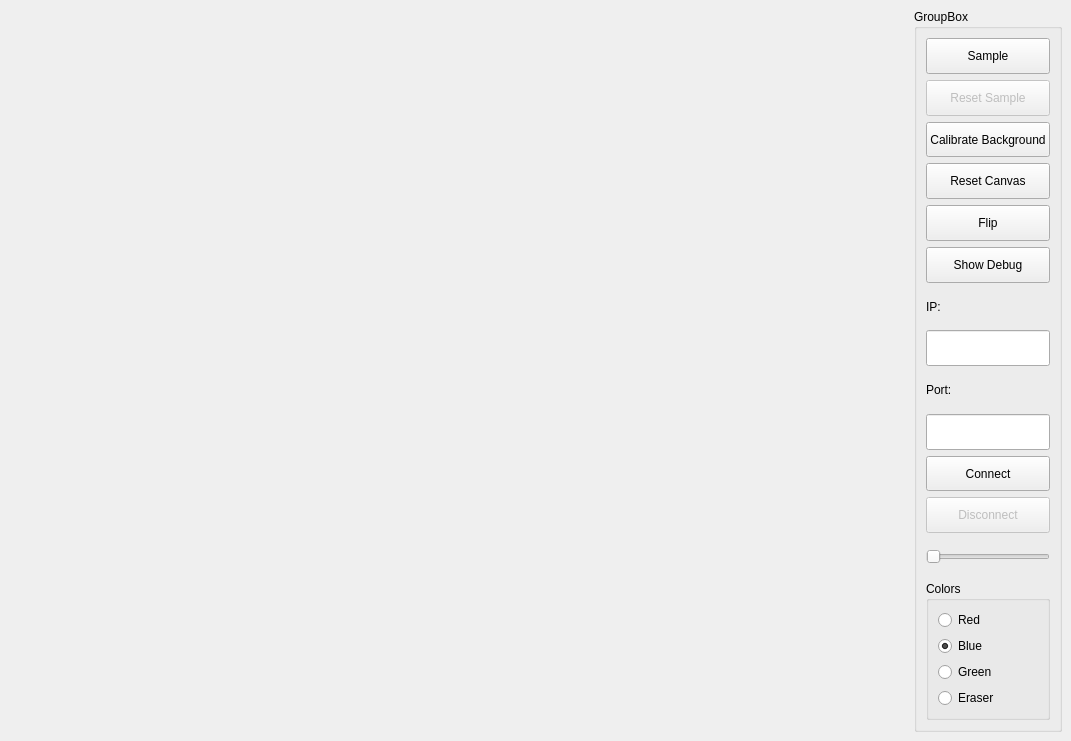
The window that src/FingerDrawing/ui/mainwindow.ui (eladeliav/FingerDrawing) describes before a commit, drawn with Qt 5.
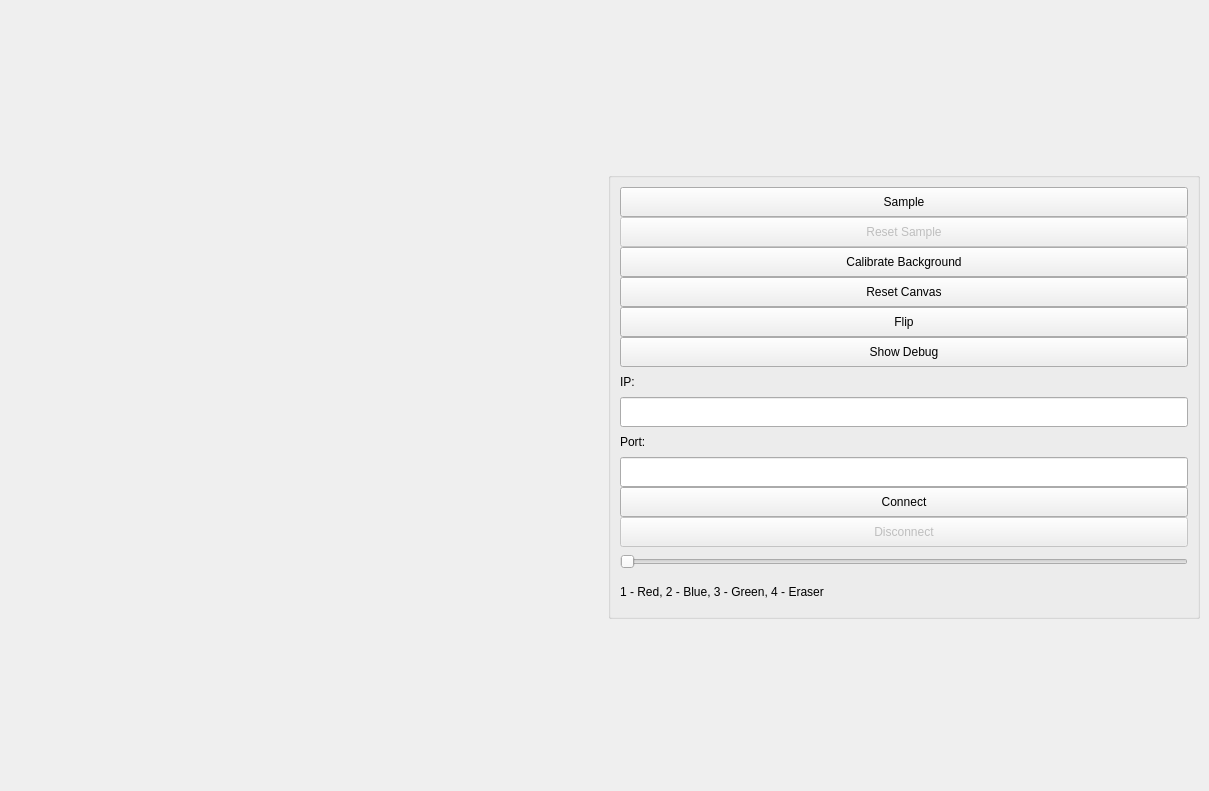
The same window after the commit.

Patch:
```diff
--- a/src/FingerDrawing/ui/mainwindow.ui
+++ b/src/FingerDrawing/ui/mainwindow.ui
@@ -6,8 +6,8 @@
    <rect>
     <x>0</x>
     <y>0</y>
-    <width>1071</width>
-    <height>741</height>
+    <width>1209</width>
+    <height>791</height>
    </rect>
   </property>
   <property name="sizePolicy">
@@ -48,18 +48,36 @@
         <verstretch>0</verstretch>
        </sizepolicy>
       </property>
+      <property name="maximumSize">
+       <size>
+        <width>220</width>
+        <height>16777215</height>
+       </size>
+      </property>
       <property name="title">
-       <string>GroupBox</string>
+       <string/>
       </property>
       <layout class="QVBoxLayout" name="verticalLayout_3">
+       <property name="spacing">
+        <number>0</number>
+       </property>
+       <property name="sizeConstraint">
+        <enum>QLayout::SetMaximumSize</enum>
+       </property>
        <item>
         <widget class="QPushButton" name="sample_btn">
          <property name="sizePolicy">
-          <sizepolicy hsizetype="Minimum" vsizetype="Minimum">
+          <sizepolicy hsizetype="Ignored" vsizetype="Ignored">
            <horstretch>0</horstretch>
            <verstretch>0</verstretch>
           </sizepolicy>
          </property>
+         <property name="maximumSize">
+          <size>
+           <width>16777215</width>
+           <height>30</height>
+          </size>
+         </property>
          <property name="text">
           <string>Sample</string>
          </property>
@@ -71,11 +89,17 @@
           <bool>false</bool>
          </property>
          <property name="sizePolicy">
-          <sizepolicy hsizetype="Minimum" vsizetype="Minimum">
+          <sizepolicy hsizetype="Ignored" vsizetype="Ignored">
            <horstretch>0</horstretch>
            <verstretch>0</verstretch>
           </sizepolicy>
          </property>
+         <property name="maximumSize">
+          <size>
+           <width>16777215</width>
+           <height>30</height>
+          </size>
+         </property>
          <property name="text">
           <string>Reset Sample</string>
          </property>
@@ -84,11 +108,17 @@
        <item>
         <widget class="QPushButton" name="calibrate_bg_btn">
          <property name="sizePolicy">
-          <sizepolicy hsizetype="Minimum" vsizetype="Minimum">
+          <sizepolicy hsizetype="Ignored" vsizetype="Ignored">
            <horstretch>0</horstretch>
            <verstretch>0</verstretch>
           </sizepolicy>
          </property>
+         <property name="maximumSize">
+          <size>
+           <width>16777215</width>
+           <height>30</height>
+          </size>
+         </property>
          <property name="text">
           <string>Calibrate Background</string>
          </property>
@@ -97,11 +127,17 @@
        <item>
         <widget class="QPushButton" name="reset_canvas_btn">
          <property name="sizePolicy">
-          <sizepolicy hsizetype="Minimum" vsizetype="Minimum">
+          <sizepolicy hsizetype="Ignored" vsizetype="Ignored">
            <horstretch>0</horstretch>
            <verstretch>0</verstretch>
           </sizepolicy>
          </property>
+         <property name="maximumSize">
+          <size>
+           <width>16777215</width>
+           <height>30</height>
+          </size>
+         </property>
          <property name="text">
           <string>Reset Canvas</string>
          </property>
@@ -110,11 +146,17 @@
        <item>
         <widget class="QPushButton" name="flip_btn">
          <property name="sizePolicy">
-          <sizepolicy hsizetype="Minimum" vsizetype="Minimum">
+          <sizepolicy hsizetype="Ignored" vsizetype="Ignored">
            <horstretch>0</horstretch>
            <verstretch>0</verstretch>
           </sizepolicy>
          </property>
+         <property name="maximumSize">
+          <size>
+           <width>16777215</width>
+           <height>30</height>
+          </size>
+         </property>
          <property name="text">
           <string>Flip</string>
          </property>
@@ -123,11 +165,17 @@
        <item>
         <widget class="QPushButton" name="show_debug_btn">
          <property name="sizePolicy">
-          <sizepolicy hsizetype="Minimum" vsizetype="Minimum">
+          <sizepolicy hsizetype="Ignored" vsizetype="Ignored">
            <horstretch>0</horstretch>
            <verstretch>0</verstretch>
           </sizepolicy>
          </property>
+         <property name="maximumSize">
+          <size>
+           <width>16777215</width>
+           <height>30</height>
+          </size>
+         </property>
          <property name="text">
           <string>Show Debug</string>
          </property>
@@ -136,11 +184,17 @@
        <item>
         <widget class="QLabel" name="ip_label">
          <property name="sizePolicy">
-          <sizepolicy hsizetype="Minimum" vsizetype="Minimum">
+          <sizepolicy hsizetype="Ignored" vsizetype="Ignored">
            <horstretch>0</horstretch>
            <verstretch>0</verstretch>
           </sizepolicy>
          </property>
+         <property name="maximumSize">
+          <size>
+           <width>16777215</width>
+           <height>30</height>
+          </size>
+         </property>
          <property name="text">
           <string>IP:</string>
          </property>
@@ -149,21 +203,39 @@
        <item>
         <widget class="QLineEdit" name="ip_input">
          <property name="sizePolicy">
-          <sizepolicy hsizetype="Minimum" vsizetype="Minimum">
+          <sizepolicy hsizetype="Ignored" vsizetype="Ignored">
            <horstretch>0</horstretch>
            <verstretch>0</verstretch>
           </sizepolicy>
          </property>
+         <property name="minimumSize">
+          <size>
+           <width>0</width>
+           <height>30</height>
+          </size>
+         </property>
+         <property name="maximumSize">
+          <size>
+           <width>16777215</width>
+           <height>30</height>
+          </size>
+         </property>
         </widget>
        </item>
        <item>
         <widget class="QLabel" name="port_label">
          <property name="sizePolicy">
-          <sizepolicy hsizetype="Minimum" vsizetype="Minimum">
+          <sizepolicy hsizetype="Ignored" vsizetype="Ignored">
            <horstretch>0</horstretch>
            <verstretch>0</verstretch>
           </sizepolicy>
          </property>
+         <property name="maximumSize">
+          <size>
+           <width>16777215</width>
+           <height>30</height>
+          </size>
+         </property>
          <property name="text">
           <string>Port:</string>
          </property>
@@ -172,21 +244,33 @@
        <item>
         <widget class="QLineEdit" name="port_input">
          <property name="sizePolicy">
-          <sizepolicy hsizetype="Minimum" vsizetype="Minimum">
+          <sizepolicy hsizetype="Ignored" vsizetype="Ignored">
            <horstretch>0</horstretch>
            <verstretch>0</verstretch>
           </sizepolicy>
          </property>
+         <property name="maximumSize">
+          <size>
+           <width>16777215</width>
+           <height>30</height>
+          </size>
+         </property>
         </widget>
        </item>
        <item>
         <widget class="QPushButton" name="connect_btn">
          <property name="sizePolicy">
-          <sizepolicy hsizetype="Minimum" vsizetype="Minimum">
+          <sizepolicy hsizetype="Ignored" vsizetype="Ignored">
            <horstretch>0</horstretch>
            <verstretch>0</verstretch>
           </sizepolicy>
          </property>
+         <property name="maximumSize">
+          <size>
+           <width>16777215</width>
+           <height>30</height>
+          </size>
+         </property>
          <property name="text">
           <string>Connect</string>
          </property>
@@ -198,11 +282,17 @@
           <bool>false</bool>
          </property>
          <property name="sizePolicy">
-          <sizepolicy hsizetype="Minimum" vsizetype="Minimum">
+          <sizepolicy hsizetype="Ignored" vsizetype="Ignored">
            <horstretch>0</horstretch>
            <verstretch>0</verstretch>
           </sizepolicy>
          </property>
+         <property name="maximumSize">
+          <size>
+           <width>16777215</width>
+           <height>30</height>
+          </size>
+         </property>
          <property name="text">
           <string>Disconnect</string>
          </property>
@@ -211,63 +301,39 @@
        <item>
         <widget class="QSlider" name="size_slider">
          <property name="sizePolicy">
-          <sizepolicy hsizetype="Minimum" vsizetype="Minimum">
+          <sizepolicy hsizetype="Ignored" vsizetype="Ignored">
            <horstretch>0</horstretch>
            <verstretch>0</verstretch>
           </sizepolicy>
          </property>
+         <property name="maximumSize">
+          <size>
+           <width>16777215</width>
+           <height>30</height>
+          </size>
+         </property>
          <property name="orientation">
           <enum>Qt::Horizontal</enum>
          </property>
         </widget>
        </item>
        <item>
-        <widget class="QGroupBox" name="color_box">
+        <widget class="QLabel" name="label">
          <property name="sizePolicy">
-          <sizepolicy hsizetype="Minimum" vsizetype="Minimum">
+          <sizepolicy hsizetype="Ignored" vsizetype="Ignored">
            <horstretch>0</horstretch>
            <verstretch>0</verstretch>
           </sizepolicy>
          </property>
-         <property name="title">
-          <string>Colors</string>
+         <property name="maximumSize">
+          <size>
+           <width>16777215</width>
+           <height>30</height>
+          </size>
          </property>
-         <layout class="QVBoxLayout" name="verticalLayout">
-          <item>
-           <widget class="QRadioButton" name="ared_radio">
-            <property name="text">
-             <string>Red</string>
-            </property>
-           </widget>
-          </item>
-          <item>
-           <widget class="QRadioButton" name="bblue_radio">
-            <property name="enabled">
-             <bool>true</bool>
-            </property>
-            <property name="text">
-             <string>Blue</string>
-            </property>
-            <property name="checked">
-             <bool>true</bool>
-            </property>
-           </widget>
-          </item>
-          <item>
-           <widget class="QRadioButton" name="cgreen_radio">
-            <property name="text">
-             <string>Green</string>
-            </property>
-           </widget>
-          </item>
-          <item>
-           <widget class="QRadioButton" name="deraser_radio">
-            <property name="text">
-             <string>Eraser</string>
-            </property>
-           </widget>
-          </item>
-         </layout>
+         <property name="text">
+          <string>1 - Red, 2 - Blue, 3 - Green, 4 - Eraser</string>
+         </property>
         </widget>
        </item>
       </layout>
```
Left out of the diff: 2 changed lines with no effect on the pictures.
